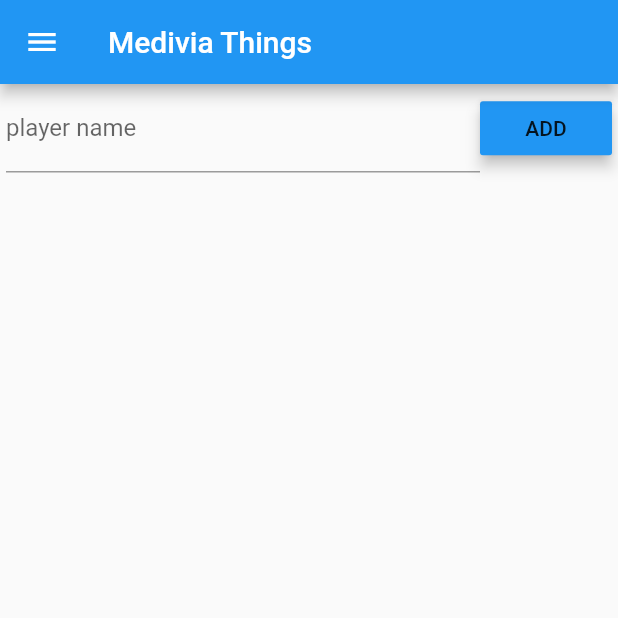
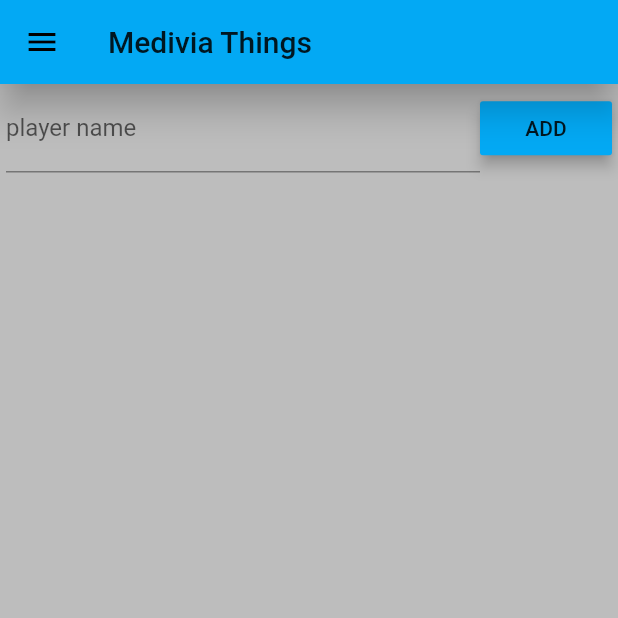
Before and after one commit to Almyk/Medivia-Things, a Flutter app: the screen it shows after launch, on a phone screen of 412 x 824 dp, the top half of it. Run offline on Flutter 3.47's test engine with Material 2 defaults, Android fonts, the phone set to English and light mode, and no system bars; our stand-ins replace bloc, equatable, flutter_bloc, sqflite; accounts and stored records are empty; network calls fail.

Commit message:
Make changes to app's ThemeData

```diff
--- a/lib/main.dart
+++ b/lib/main.dart
@@ -79,7 +79,9 @@ class MyApp extends StatelessWidget {
     return MaterialApp(
       title: 'Medivia Things',
       theme: ThemeData(
-        primarySwatch: Colors.blue,
+        primarySwatch: Colors.lightBlue,
+        scaffoldBackgroundColor: Colors.grey[400],
+        appBarTheme: AppBarTheme(elevation: 10.0),
       ),
       home: BlocBuilder<NavigationBloc, NavigationState>(
         bloc: navigationBloc,
--- a/lib/pages/vip_list_page.dart
+++ b/lib/pages/vip_list_page.dart
@@ -36,7 +36,16 @@ class VipListPage extends StatelessWidget {
             body: Column(
               crossAxisAlignment: CrossAxisAlignment.start,
               children: <Widget>[
-                Padding(
+                _addVipWidget(context, state, vipBloc),
+                _buildVipListItems(context, repository.vipList),
+              ],
+            ),
+          );
+        });
+  }
+
+  Padding _addVipWidget(BuildContext context, VipState state, VipBloc vipBloc) {
+    return Padding(
       padding: const EdgeInsets.symmetric(horizontal: 4.0),
       child: Row(
         mainAxisAlignment: MainAxisAlignment.spaceEvenly,
@@ -52,22 +61,14 @@ class VipListPage extends StatelessWidget {
             padding: const EdgeInsets.all(0.0),
             elevation: 4.0,
             child: Text("ADD"),
-                        color: Colors.blue,
+            color: Theme.of(context).colorScheme.primaryVariant,
             onPressed: () => state is ShowingVipList
-                            ? vipBloc
-                                .dispatch(AddNewVip(name: nameController.text))
+                ? vipBloc.dispatch(AddNewVip(name: nameController.text))
                 : null,
           )
         ],
       ),
-                ),
-                Expanded(
-                  child: _buildVipListItems(context, repository.vipList),
-                )
-              ],
-            ),
     );
-        });
   }
 
   Widget _buildVipListItems(BuildContext context, List<Player> players) {
@@ -76,9 +77,11 @@ class VipListPage extends StatelessWidget {
     for (final player in players) {
       vipList.add(_buildVipListItem(context, player));
     }
-    return Scrollbar(
+    return Expanded(
+      child: Scrollbar(
         child: ListView(
           children: vipList,
+        ),
       ),
     );
   }
```
Lines whose indentation alone changed are shown as unchanged.
